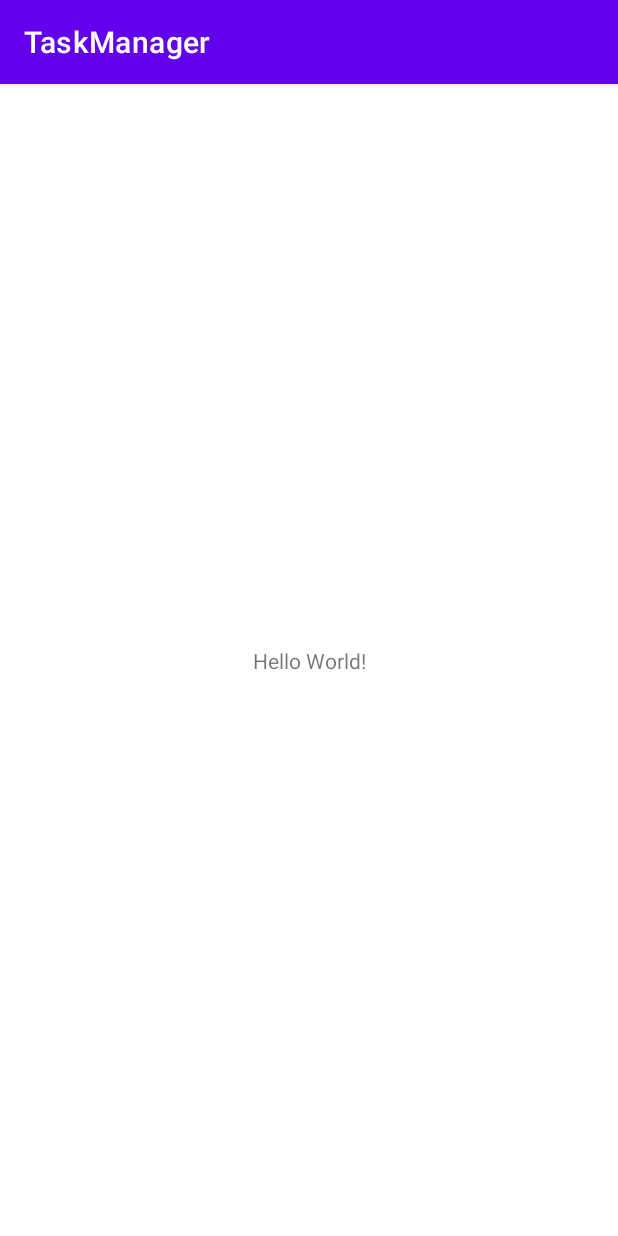
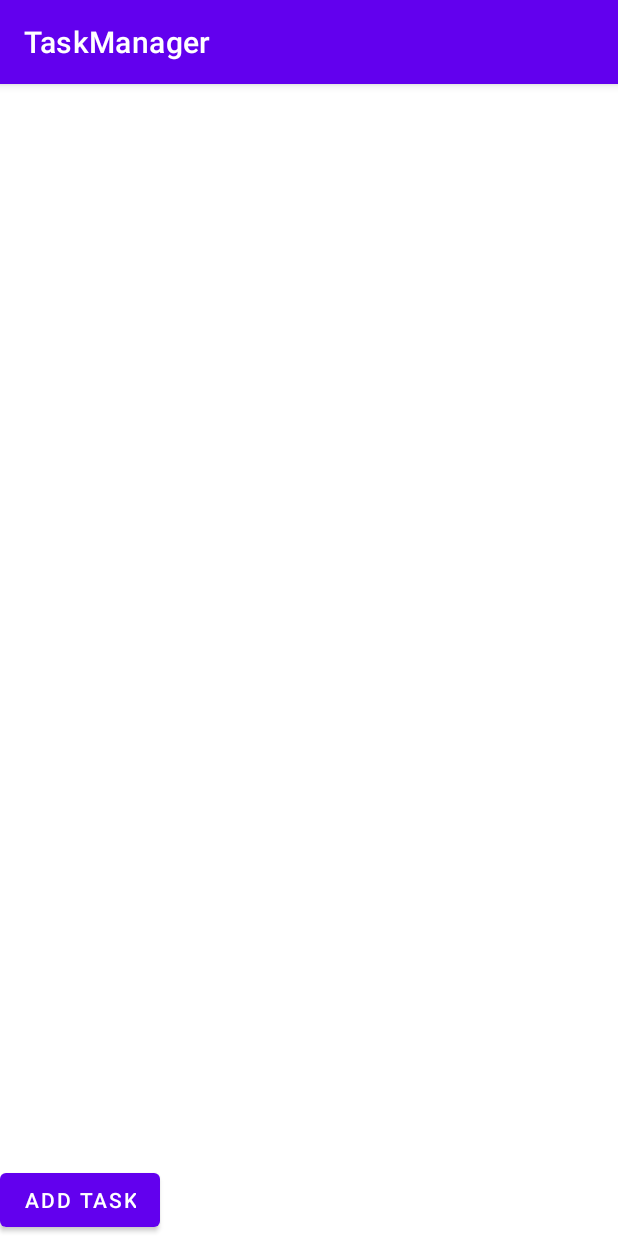
Before and after one commit to xHiroto/TaskManager, an Android app: the screen it shows after launch (MainActivity), on a phone screen of 412 x 824 dp. Run offline under Robolectric (Android 15) with nearby library versions, the phone set to English and light mode, and no system bars.

Commit message:
Done Main activity

```diff
--- a/app/src/main/java/sg/edu/rp/c346/id19045784/taskmanager/AddActivity.java
+++ b/app/src/main/java/sg/edu/rp/c346/id19045784/taskmanager/AddActivity.java
@@ -2,6 +2,7 @@ package sg.edu.rp.c346.id19045784.taskmanager;
 
 import androidx.appcompat.app.AppCompatActivity;
 
+import android.content.Intent;
 import android.os.Bundle;
 import android.view.View;
 import android.widget.Button;
@@ -30,7 +31,8 @@ public class AddActivity extends AppCompatActivity {
                 DBHelper dbh = new DBHelper(AddActivity.this);
                 dbh.insertTask(desc, name);
                 dbh.close();
-                finish();
+                Intent i = new Intent(AddActivity.this,MainActivity.class);
+                startActivity(i);
 
             }
         });
--- a/app/src/main/java/sg/edu/rp/c346/id19045784/taskmanager/MainActivity.java
+++ b/app/src/main/java/sg/edu/rp/c346/id19045784/taskmanager/MainActivity.java
@@ -2,13 +2,49 @@ package sg.edu.rp.c346.id19045784.taskmanager;
 
 import androidx.appcompat.app.AppCompatActivity;
 
+import android.content.Intent;
 import android.os.Bundle;
+import android.view.View;
+import android.widget.ArrayAdapter;
+import android.widget.Button;
+import android.widget.ListView;
+
+import java.util.ArrayList;
 
 public class MainActivity extends AppCompatActivity {
+
+    Button btnTask;
+    ListView lv;
+    ArrayList<String> altasks;
+    ArrayAdapter<String> aaTasks;
 
     @Override
     protected void onCreate(Bundle savedInstanceState) {
         super.onCreate(savedInstanceState);
         setContentView(R.layout.activity_main);
+        final DBHelper dbTask = new DBHelper(MainActivity.this);
+        btnTask = findViewById(R.id.btnTask);
+        lv = findViewById(R.id.lv);
+        altasks = dbTask.getTasks();
+        aaTasks = new ArrayAdapter<String>(MainActivity.this, android.R.layout.simple_list_item_1,altasks);
+
+
+        aaTasks.notifyDataSetChanged();
+
+        lv.setAdapter(aaTasks);
+
+
+
+        btnTask.setOnClickListener(new View.OnClickListener() {
+            @Override
+            public void onClick(View view) {
+                Intent i = new Intent(MainActivity.this,AddActivity.class);
+                startActivity(i);
+
+            }
+        });
+
+
     }
+
 }
--- a/app/src/main/res/layout/activity_main.xml
+++ b/app/src/main/res/layout/activity_main.xml
@@ -1,18 +1,24 @@
 <?xml version="1.0" encoding="utf-8"?>
-<androidx.constraintlayout.widget.ConstraintLayout xmlns:android="http://schemas.android.com/apk/res/android"
+<LinearLayout xmlns:android="http://schemas.android.com/apk/res/android"
     xmlns:app="http://schemas.android.com/apk/res-auto"
     xmlns:tools="http://schemas.android.com/tools"
     android:layout_width="match_parent"
     android:layout_height="match_parent"
+
+    android:orientation="vertical"
     tools:context=".MainActivity">
 
-    <TextView
+    <ListView
+        android:id="@+id/lv"
+        android:layout_width="match_parent"
+        android:layout_height="wrap_content"
+        android:layout_weight="1">
+    </ListView>
+
+    <Button
+        android:id="@+id/btnTask"
         android:layout_width="wrap_content"
         android:layout_height="wrap_content"
-        android:text="Hello World!"
-        app:layout_constraintBottom_toBottomOf="parent"
-        app:layout_constraintLeft_toLeftOf="parent"
-        app:layout_constraintRight_toRightOf="parent"
-        app:layout_constraintTop_toTopOf="parent" />
+        android:text="Add Task" />
 
-</androidx.constraintlayout.widget.ConstraintLayout>
+</LinearLayout>
```
